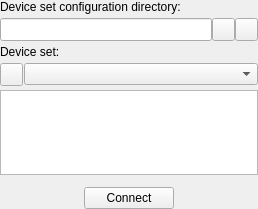
The window that PlusApp/CommonWidgets/DeviceSetSelectorWidget.ui (PlusToolkit/PlusApp) describes before a commit, drawn with Qt 5.
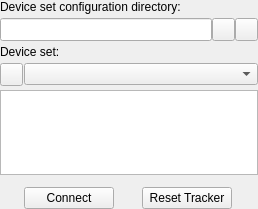
The same window after the commit. Icons and pictures are not drawn.

The edit to the form file:
```diff
--- a/PlusApp/CommonWidgets/DeviceSetSelectorWidget.ui
+++ b/PlusApp/CommonWidgets/DeviceSetSelectorWidget.ui
@@ -171,6 +171,25 @@
        </property>
       </widget>
      </item>
+     <item>
+      <widget class="QPushButton" name="pushButton_ResetTracker">
+       <property name="minimumSize">
+        <size>
+         <width>90</width>
+         <height>0</height>
+        </size>
+       </property>
+       <property name="maximumSize">
+        <size>
+         <width>90</width>
+         <height>16777215</height>
+        </size>
+       </property>
+       <property name="text">
+        <string>Reset Tracker</string>
+       </property>
+      </widget>
+     </item>
     </layout>
    </item>
    <item row="5" column="0">
```
